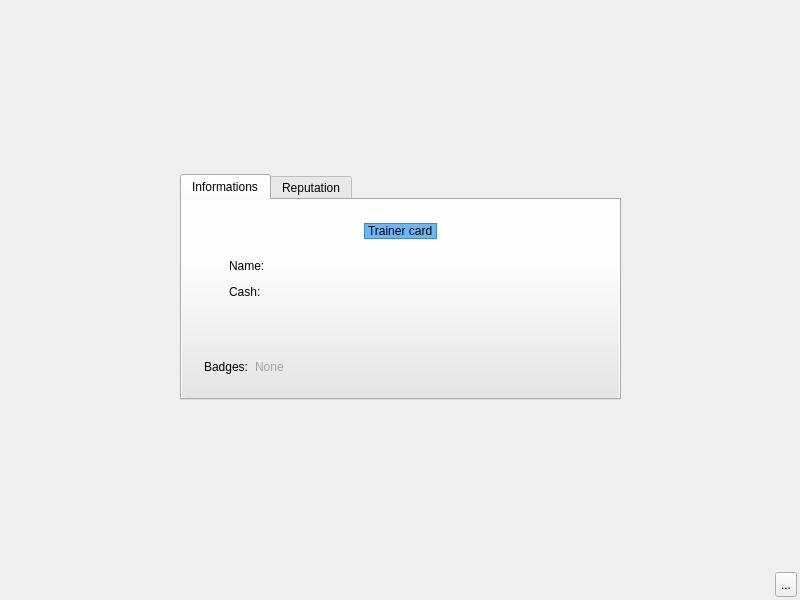
alphaonex86/CatchChallenger, file client/base/interface/BaseWindow.ui: the form before one commit.
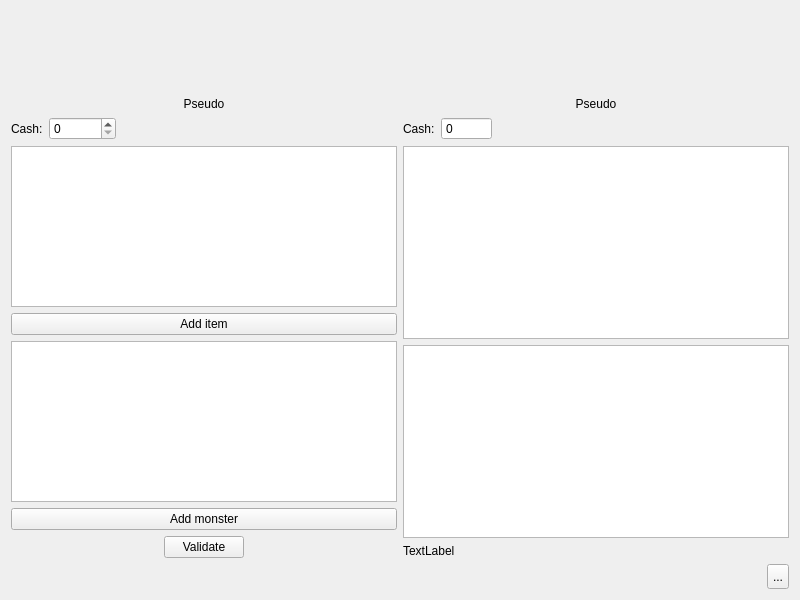
The form after the commit. Icons and pictures are not drawn.

Commit message: [Fix] Start the trade handshake, improve the bug prevent into the message layer (client,server,shared lib)

What changed in the file:
```diff
--- a/client/base/interface/BaseWindow.ui
+++ b/client/base/interface/BaseWindow.ui
@@ -50,7 +50,7 @@
         <string notr="true">#page_bioscan{background-image: url(:/images/interface/player/background.png);}</string>
        </property>
        <property name="currentIndex">
-        <number>2</number>
+        <number>11</number>
        </property>
        <widget class="QWidget" name="page_init">
         <property name="styleSheet">
@@ -3450,6 +3450,263 @@
          </property>
         </widget>
        </widget>
+       <widget class="QWidget" name="page_trade">
+        <property name="styleSheet">
+         <string notr="true">#page_trade{background-image: url(:/images/interface/player/background.png);}</string>
+        </property>
+        <layout class="QVBoxLayout" name="verticalLayout_22">
+         <item>
+          <layout class="QHBoxLayout" name="horizontalLayout_33">
+           <item>
+            <layout class="QVBoxLayout" name="verticalLayout_20">
+             <item>
+              <widget class="QLabel" name="tradePlayerImage">
+               <property name="minimumSize">
+                <size>
+                 <width>0</width>
+                 <height>80</height>
+                </size>
+               </property>
+               <property name="pixmap">
+                <pixmap resource="../resources/client-resources.qrc">:/images/player_default/front.png</pixmap>
+               </property>
+               <property name="alignment">
+                <set>Qt::AlignCenter</set>
+               </property>
+              </widget>
+             </item>
+             <item>
+              <widget class="QLabel" name="tradePlayerPseudo">
+               <property name="text">
+                <string notr="true">Pseudo</string>
+               </property>
+               <property name="alignment">
+                <set>Qt::AlignCenter</set>
+               </property>
+              </widget>
+             </item>
+             <item>
+              <layout class="QHBoxLayout" name="horizontalLayout_30">
+               <item>
+                <widget class="QLabel" name="label_22">
+                 <property name="text">
+                  <string>Cash:</string>
+                 </property>
+                </widget>
+               </item>
+               <item>
+                <widget class="QSpinBox" name="tradePlayerCash">
+                 <property name="maximum">
+                  <number>999999999</number>
+                 </property>
+                </widget>
+               </item>
+               <item>
+                <spacer name="horizontalSpacer_26">
+                 <property name="orientation">
+                  <enum>Qt::Horizontal</enum>
+                 </property>
+                 <property name="sizeHint" stdset="0">
+                  <size>
+                   <width>40</width>
+                   <height>20</height>
+                  </size>
+                 </property>
+                </spacer>
+               </item>
+              </layout>
+             </item>
+             <item>
+              <widget class="QListWidget" name="tradePlayerItems"/>
+             </item>
+             <item>
+              <widget class="QPushButton" name="tradeAddItem">
+               <property name="text">
+                <string>Add item</string>
+               </property>
+              </widget>
+             </item>
+             <item>
+              <widget class="QListWidget" name="tradePlayerMonsters"/>
+             </item>
+             <item>
+              <widget class="QPushButton" name="tradeAddMonster">
+               <property name="text">
+                <string>Add monster</string>
+               </property>
+              </widget>
+             </item>
+             <item>
+              <layout class="QHBoxLayout" name="horizontalLayout_32">
+               <item>
+                <spacer name="horizontalSpacer_28">
+                 <property name="orientation">
+                  <enum>Qt::Horizontal</enum>
+                 </property>
+                 <property name="sizeHint" stdset="0">
+                  <size>
+                   <width>40</width>
+                   <height>20</height>
+                  </size>
+                 </property>
+                </spacer>
+               </item>
+               <item>
+                <widget class="QPushButton" name="tradeValidate">
+                 <property name="text">
+                  <string>Validate</string>
+                 </property>
+                </widget>
+               </item>
+               <item>
+                <spacer name="horizontalSpacer_29">
+                 <property name="orientation">
+                  <enum>Qt::Horizontal</enum>
+                 </property>
+                 <property name="sizeHint" stdset="0">
+                  <size>
+                   <width>40</width>
+                   <height>20</height>
+                  </size>
+                 </property>
+                </spacer>
+               </item>
+              </layout>
+             </item>
+            </layout>
+           </item>
+           <item>
+            <layout class="QVBoxLayout" name="verticalLayout_21">
+             <item>
+              <widget class="QLabel" name="tradeOtherImage">
+               <property name="minimumSize">
+                <size>
+                 <width>0</width>
+                 <height>80</height>
+                </size>
+               </property>
+               <property name="pixmap">
+                <pixmap resource="../resources/client-resources.qrc">:/images/player_default/front.png</pixmap>
+               </property>
+               <property name="alignment">
+                <set>Qt::AlignCenter</set>
+               </property>
+              </widget>
+             </item>
+             <item>
+              <widget class="QLabel" name="tradeOtherPseudo">
+               <property name="text">
+                <string notr="true">Pseudo</string>
+               </property>
+               <property name="alignment">
+                <set>Qt::AlignCenter</set>
+               </property>
+              </widget>
+             </item>
+             <item>
+              <layout class="QHBoxLayout" name="horizontalLayout_31">
+               <item>
+                <widget class="QLabel" name="label_24">
+                 <property name="text">
+                  <string>Cash:</string>
+                 </property>
+                </widget>
+               </item>
+               <item>
+                <widget class="QSpinBox" name="tradeOtherCash">
+                 <property name="readOnly">
+                  <bool>true</bool>
+                 </property>
+                 <property name="buttonSymbols">
+                  <enum>QAbstractSpinBox::NoButtons</enum>
+                 </property>
+                 <property name="maximum">
+                  <number>999999999</number>
+                 </property>
+                </widget>
+               </item>
+               <item>
+                <spacer name="horizontalSpacer_27">
+                 <property name="orientation">
+                  <enum>Qt::Horizontal</enum>
+                 </property>
+                 <property name="sizeHint" stdset="0">
+                  <size>
+                   <width>40</width>
+                   <height>20</height>
+                  </size>
+                 </property>
+                </spacer>
+               </item>
+              </layout>
+             </item>
+             <item>
+              <widget class="QListWidget" name="tradeOtherItems"/>
+             </item>
+             <item>
+              <widget class="QListWidget" name="tradeOtherMonsters"/>
+             </item>
+             <item>
+              <widget class="QLabel" name="tradeOtherStat">
+               <property name="text">
+                <string>TextLabel</string>
+               </property>
+              </widget>
+             </item>
+            </layout>
+           </item>
+          </layout>
+         </item>
+         <item>
+          <layout class="QHBoxLayout" name="horizontalLayout_34">
+           <item>
+            <spacer name="horizontalSpacer_30">
+             <property name="orientation">
+              <enum>Qt::Horizontal</enum>
+             </property>
+             <property name="sizeHint" stdset="0">
+              <size>
+               <width>40</width>
+               <height>20</height>
+              </size>
+             </property>
+            </spacer>
+           </item>
+           <item>
+            <widget class="QToolButton" name="tradeCancel">
+             <property name="minimumSize">
+              <size>
+               <width>22</width>
+               <height>25</height>
+              </size>
+             </property>
+             <property name="maximumSize">
+              <size>
+               <width>22</width>
+               <height>25</height>
+              </size>
+             </property>
+             <property name="styleSheet">
+              <string notr="true">QToolButton::hover {
+background-position:left center;
+}
+QToolButton::pressed {
+background-position:left bottom;
+}
+QToolButton { 
+background-image: url(:/images/interface/quit.png);
+border-image: url(:/images/empty.png);
+}</string>
+             </property>
+             <property name="text">
+              <string>...</string>
+             </property>
+            </widget>
+           </item>
+          </layout>
+         </item>
+        </layout>
+       </widget>
       </widget>
      </item>
     </layout>
```
Left out of the diff: 4 changed lines with no effect on the pictures. The commit also changes 11 other files.
